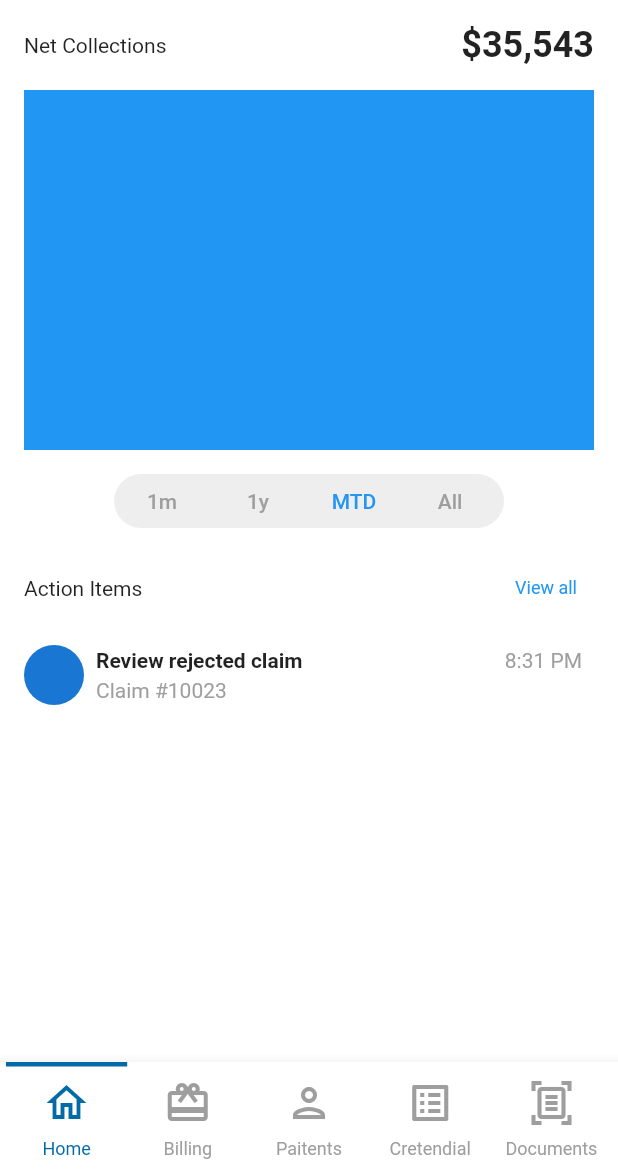
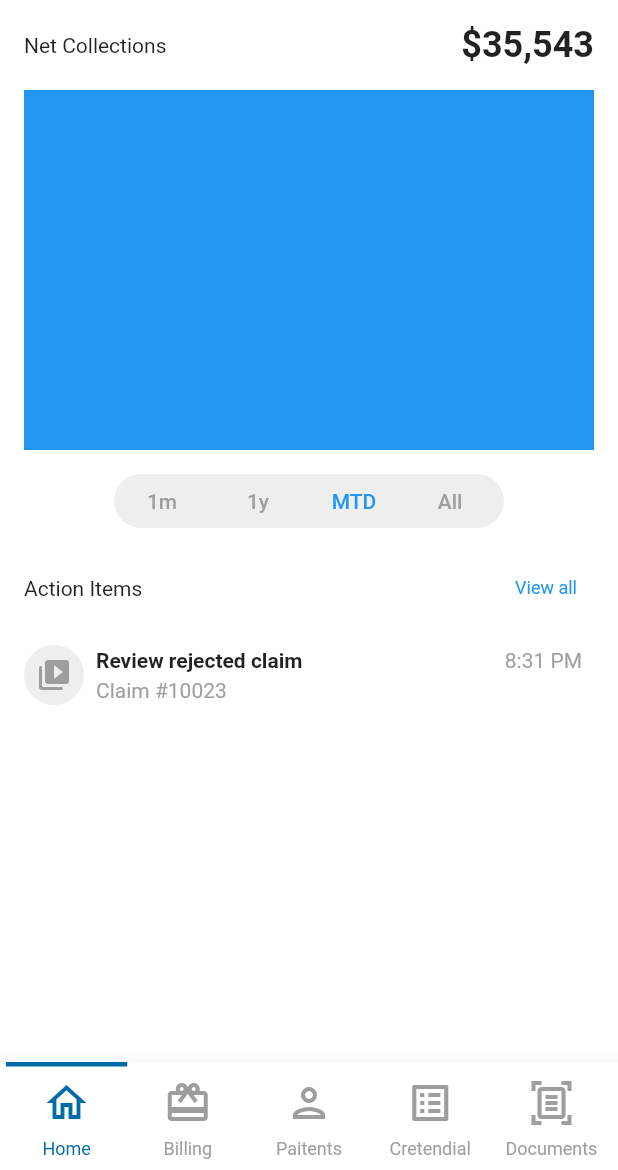
Before and after one commit to JAICHANGPARK/flutter_notebook_chapter_21, a Flutter app: the screen it shows after launch, on a phone screen of 412 x 824 dp, the part 66-1236 px from its top. Run offline on Flutter 3.47's test engine with Material 2 defaults, Android fonts, the phone set to English and light mode, and no system bars; drawn by our look-alikes of badges; our stand-ins replace flutter_riverpod; network calls fail.

Commit message:
Update hc_home_widget.dart

```diff
--- a/lib/ep1201_health_care_app/src/ui/hc_home_widget.dart
+++ b/lib/ep1201_health_care_app/src/ui/hc_home_widget.dart
@@ -85,7 +85,11 @@ class HcHomeWidget extends StatelessWidget {
                 padding: const EdgeInsets.symmetric(vertical: 8),
                 child: Row(
                   children: [
-                    CircleAvatar(),
+                    CircleAvatar(
+                      backgroundColor: Colors.grey[200],
+                      foregroundColor: Colors.grey,
+                      child: Icon(Icons.video_collection_rounded),
+                    ),
                     Expanded(
                       child: Padding(
                         padding: const EdgeInsets.all(8.0),
@@ -112,9 +116,12 @@ class HcHomeWidget extends StatelessWidget {
                             SizedBox(
                               height: 4,
                             ),
-                            Text("Claim #10023"  ,  style: TextStyle(
-                              color: Colors.grey,
-                            ),)
+                            Text(
+                              "Claim #10023",
+                              style: TextStyle(
+                                color: Colors.grey,
+                              ),
+                            )
                           ],
                         ),
                       ),
```
